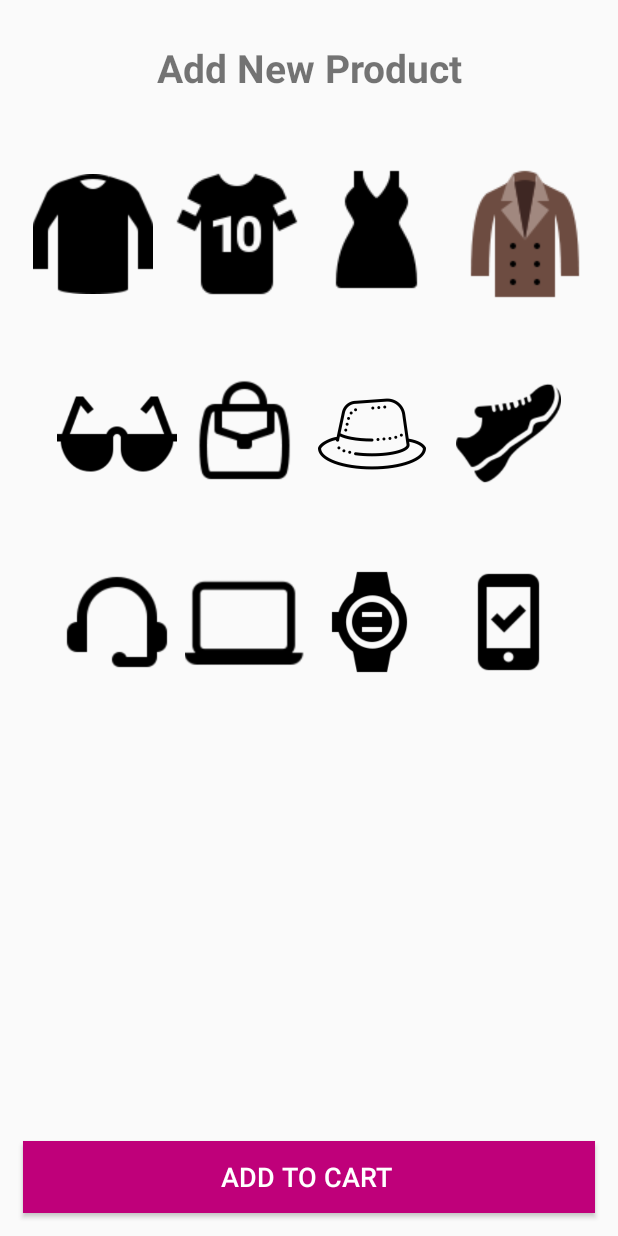
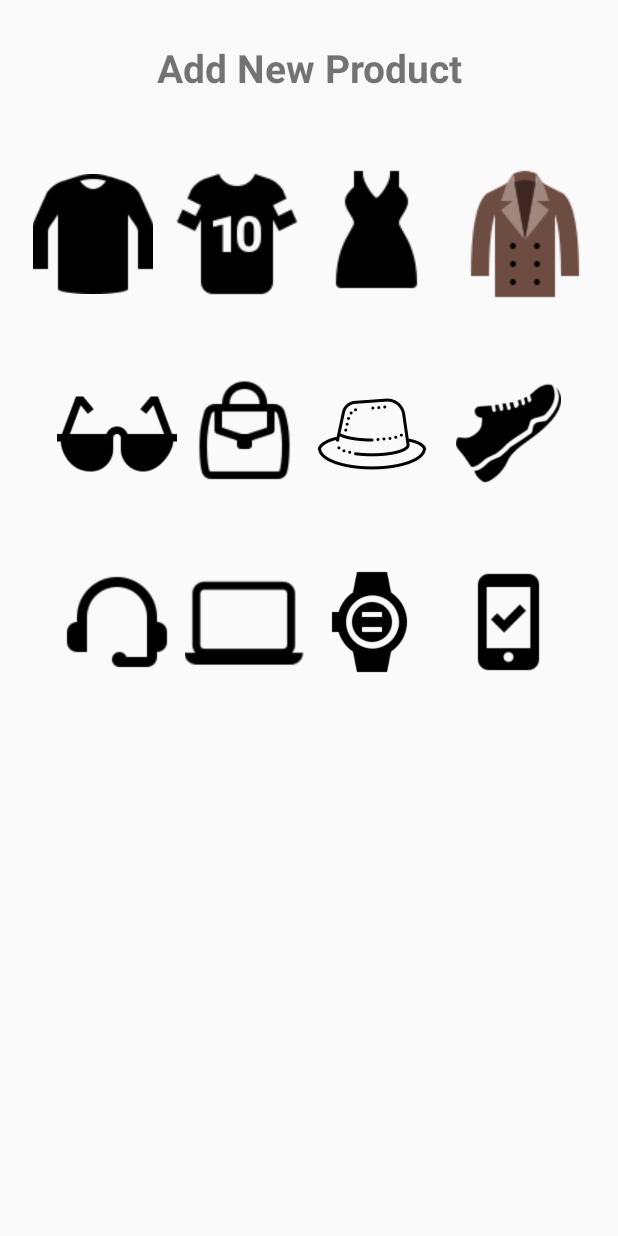
Before and after one commit to tranthaithinhhpq/CANIFA, an Android app: the AdminCategoryActivity screen opened directly, with no data from a screen before it, on a phone screen of 412 x 824 dp. Run offline under Robolectric (Android 15) with nearby library versions, the light colour scheme and no system bars.

Commit message:
xoa dong loi

```diff
--- a/app/src/main/res/layout/activity_admin_category.xml
+++ b/app/src/main/res/layout/activity_admin_category.xml
@@ -131,16 +131,7 @@
             />
 
     </LinearLayout>
-    <Button
-        android:id="@+id/pd_add_to_cart_button"
-        android:layout_width="match_parent"
-        android:layout_height="wrap_content"
-        android:background="@color/colorPrimaryDark"
-        android:layout_margin="15dp"
-        android:layout_alignParentBottom="true"
-        android:text="Add to Cart "
-        android:textColor="@android:color/white"
-        android:textSize="18dp"
+
 />
 
 </RelativeLayout>
```
